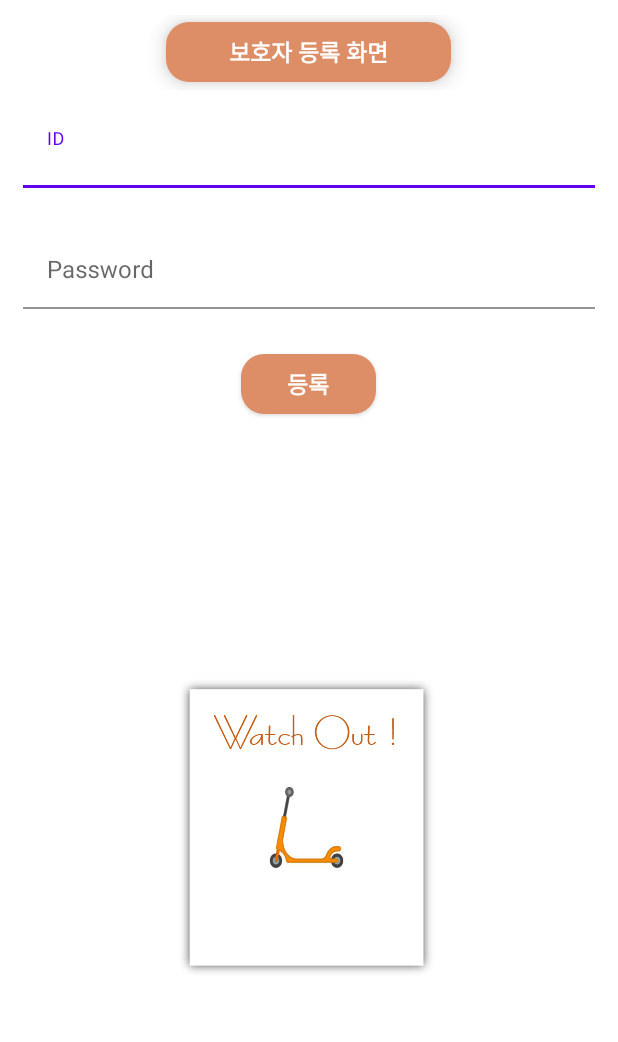
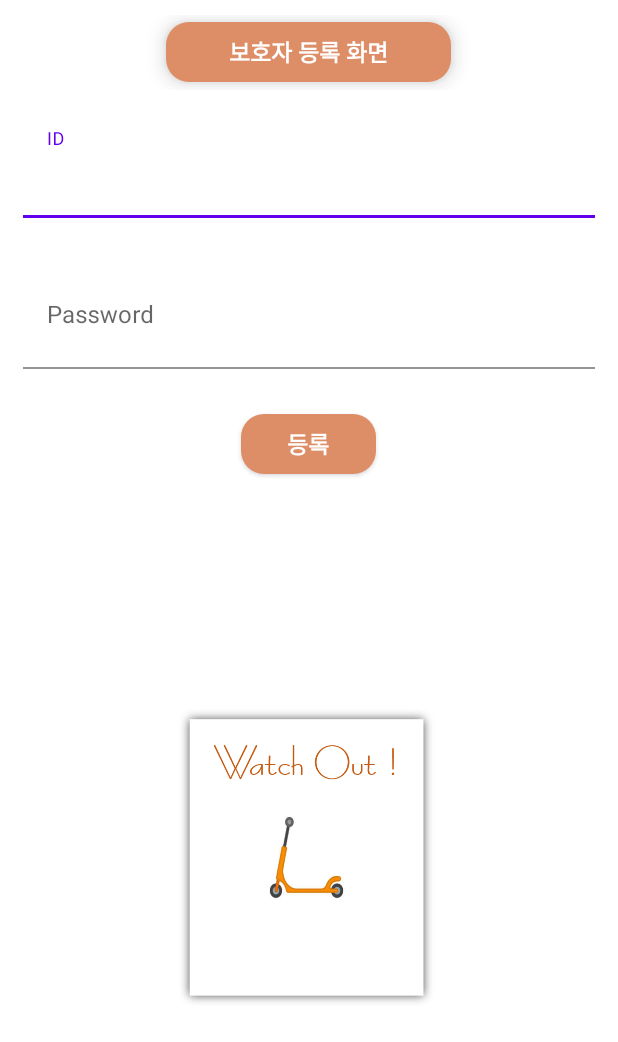
Before and after one commit to Kimyeongsan/WatchOut, an Android app: the WardActivity screen opened directly, with no data from a screen before it, on a phone screen of 412 x 824 dp. Shown: the top 1042 px of the screen. Run offline under Robolectric (Android 15) with nearby library versions, the phone set to English and light mode, and no system bars.

Commit message:
EditText 크기 수정

```diff
--- a/app/build.gradle
+++ b/app/build.gradle
@@ -48,6 +48,7 @@ dependencies {
     implementation 'com.google.android.gms:play-services-location:18.0.0'
 
     implementation 'com.google.android.material:material:1.4.0-alpha02'
+    implementation 'com.google.firebase:firebase-auth:20.0.4'
 
     testImplementation 'junit:junit:4.13.2'
     androidTestImplementation 'androidx.test.ext:junit:1.1.2'
--- a/app/src/main/java/com/example/watchout/Data/UserData.java
+++ b/app/src/main/java/com/example/watchout/Data/GuardianData.java
@@ -1,13 +1,13 @@
 package com.example.watchout.Data;
 
-public class UserData {
+public class GuardianData {
     public String userUid;   // 시각장애인 UID
     public String userName;  // 시각장애인 Name
     public String location;  // 시각장애인 Location 정보
 
-    public UserData() { }
+    public GuardianData() { }
 
-    public UserData(String userUid, String userName, String location) {
+    public GuardianData(String userUid, String userName, String location) {
         this.userUid = userUid;
         this.userName = userName;
         this.location = location;
--- a/app/src/main/java/com/example/watchout/GuardianLoginActivity.java
+++ b/app/src/main/java/com/example/watchout/GuardianLoginActivity.java
@@ -20,6 +20,7 @@ public class GuardianLoginActivity extends AppCompatActivity {
     protected void onCreate(Bundle savedInstanceState) {
         super.onCreate(savedInstanceState);
         setContentView(R.layout.activity_login);
+        getSupportActionBar().hide();
 
         id = (EditText)findViewById(R.id.Id);
         name = (EditText)findViewById(R.id.Name);
@@ -30,7 +31,7 @@ public class GuardianLoginActivity extends AppCompatActivity {
         loginName = auto.getString("inputPwd",null);
 
         if(loginId !=null && loginName != null) {
-            if(loginId.equals("부르곰") && loginName.equals("네이버")) {
+            if(loginId.equals("HGD") && loginName.equals("홍길동")) {
                 Toast.makeText(GuardianLoginActivity.this, loginId +"님 자동로그인 입니다.", Toast.LENGTH_SHORT).show();
                 Intent intent = new Intent(GuardianLoginActivity.this,MainActivity.class);
                 startActivity(intent);
--- a/app/src/main/res/layout/activity_ward.xml
+++ b/app/src/main/res/layout/activity_ward.xml
@@ -30,13 +30,13 @@
         android:orientation="vertical">
         <com.google.android.material.textfield.TextInputLayout
             android:layout_width="match_parent"
-            android:layout_height="50dp"
+            android:layout_height="70dp"
             android:layout_margin="15dp"
             android:background="@drawable/ward_radius">
             <com.google.android.material.textfield.TextInputEditText
                 android:id="@+id/wardId"
                 android:layout_width="match_parent"
-                android:layout_height="50dp"
+                android:layout_height="70dp"
                 android:background="@drawable/ward_radius"
                 android:hint="ID">
             </com.google.android.material.textfield.TextInputEditText>
@@ -44,12 +44,12 @@
 
         <com.google.android.material.textfield.TextInputLayout
             android:layout_width="match_parent"
-            android:layout_height="50dp"
+            android:layout_height="70dp"
             android:layout_margin="15dp">
             <com.google.android.material.textfield.TextInputEditText
                 android:id="@+id/wordName"
                 android:layout_width="match_parent"
-                android:layout_height="50dp"
+                android:layout_height="70dp"
                 android:background="@drawable/ward_radius"
                 android:hint="Password">
             </com.google.android.material.textfield.TextInputEditText>
```
Also changed, not shown: app/src/main/java/com/example/watchout/Data/WardData.java (added, +39 -0 lines), app/src/main/res/layout/activity_login.xml (+4 -4 lines).
